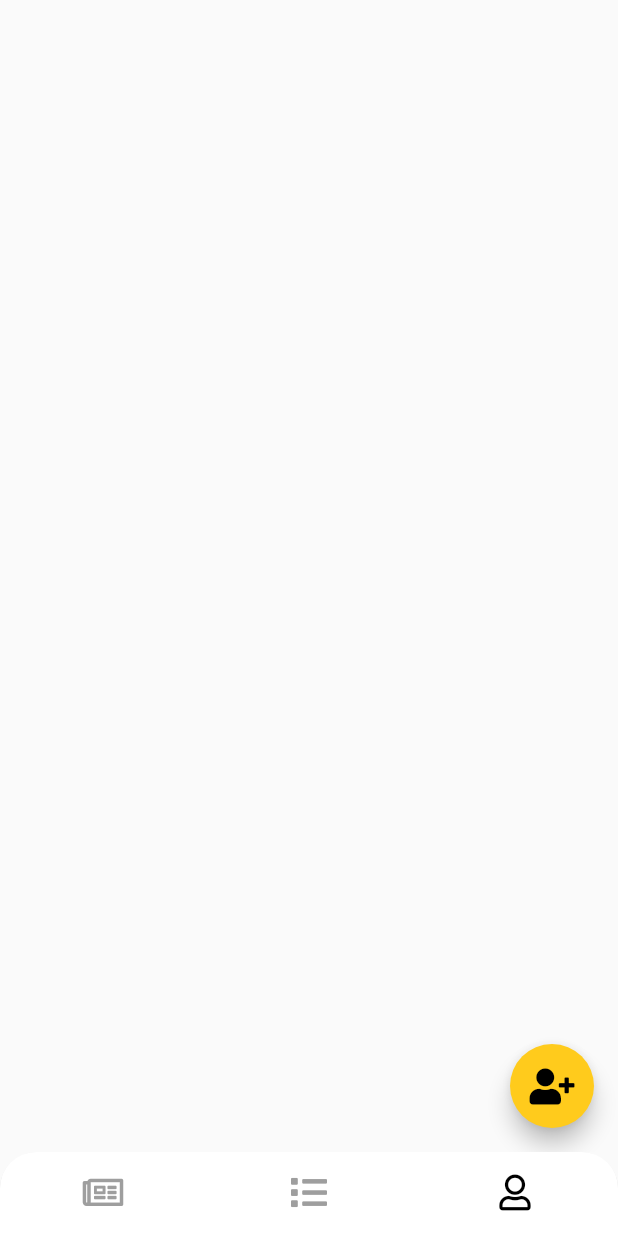
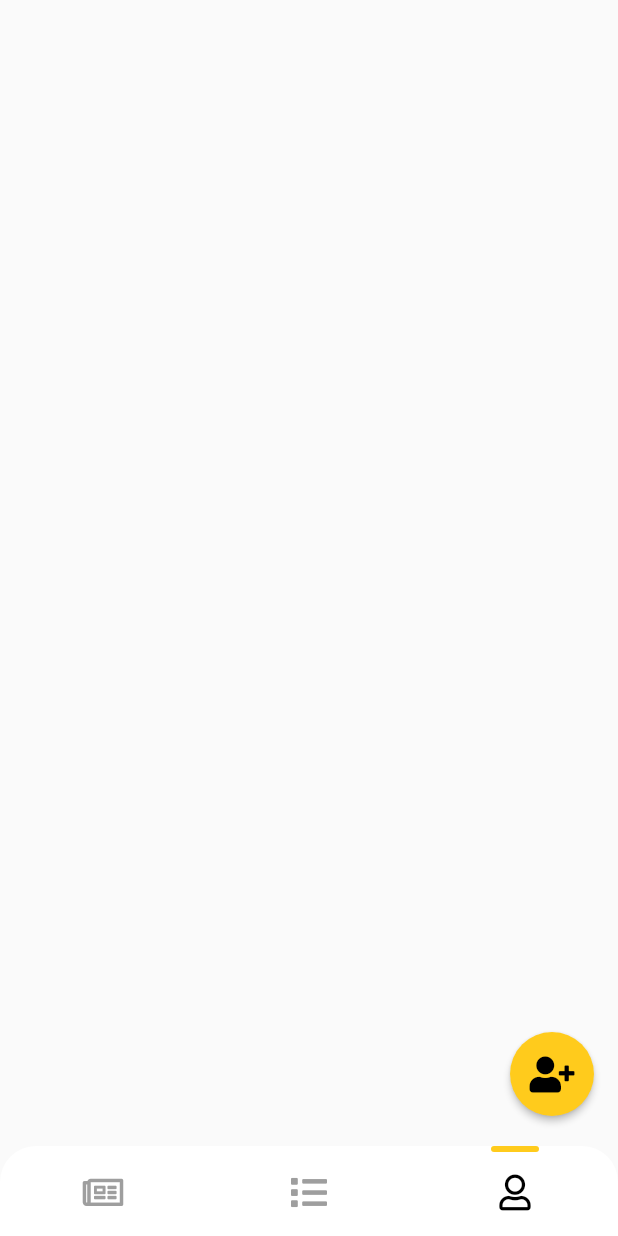
Before and after one commit to nxn777/uul, a Flutter app: the screen it shows after launch, item 3 of the bottom bar chosen, on a phone screen of 412 x 824 dp. Run offline on Flutter 3.47's test engine with Material 2 defaults, Android fonts, the phone set to English and light mode, and no system bars; our stand-ins replace font_awesome_flutter.

Commit message:
UUL-1: Bottom nav bar now has indicator

```diff
--- a/lib/constants/color_constants.dart
+++ b/lib/constants/color_constants.dart
@@ -4,4 +4,5 @@ const kAccentColor = Color(0xFFFFCB1C);
 const kInactiveColor = Color(0xFFE0E0E3);
 const kInactiveSecondaryColor = Color(0xFF878791);
 const kBackgroundColor = Color(0x5AD9DaDc);
+const kWindowBackgroundColor = Color(0xFFD9DaDc);
 const kSecondaryColor = Color(0xFFC7C8CA);
--- a/lib/constants/dimens.dart
+++ b/lib/constants/dimens.dart
@@ -5,6 +5,7 @@ const kPageTitleTextSize = 32.0;
 const kSpacingMedium = 16.0;
 const kSpacingSmall = 8.0;
 const kSpacingXSmall = 4.0;
+const kSpacingXXSmall = 2.0;
 const kSpacingXSmallPlus = 6.0;
 const kSpacingLarge = 24.0;
 const kSpacingXLarge = 32.0;
--- a/lib/main.dart
+++ b/lib/main.dart
@@ -13,7 +13,7 @@ class MyApp extends StatelessWidget {
     return ChangeNotifierProvider<AppState>(
       create: (context) => AppState(),
       child: MaterialApp(
-        theme: ThemeData.light().copyWith(canvasColor: Colors.transparent),
+        theme: ThemeData.light().copyWith(canvasColor: Colors.white),
         home: HomeScreen(),
       ),
     );
--- a/lib/navigation/bottom_navigation.dart
+++ b/lib/navigation/bottom_navigation.dart
@@ -1,3 +1,4 @@
+import 'package:UUL_Gym/constants/color_constants.dart';
 import 'package:flutter/material.dart';
 import 'package:font_awesome_flutter/font_awesome_flutter.dart';
 import 'package:UUL_Gym/constants/dimens.dart';
@@ -5,6 +6,7 @@ import 'tabs.dart';
 
 class BottomNavigation extends StatelessWidget {
   BottomNavigation({@required this.currentTab, @required this.onSelectTab});
+  final _tabs = [TabItem.NEWS, TabItem.SCHEDULE, TabItem.USER_PROFILES];
   final TabItem currentTab;
   final ValueChanged<TabItem> onSelectTab;
 
@@ -12,27 +14,36 @@ class BottomNavigation extends StatelessWidget {
   Widget build(BuildContext context) {
     return Container(
       decoration: BoxDecoration(
-        borderRadius: BorderRadius.only(
-            topRight: Radius.circular(kLargeBorderRadius), topLeft: Radius.circular(kLargeBorderRadius)),
+        borderRadius: BorderRadius.only(topRight: Radius.circular(kLargeBorderRadius), topLeft: Radius.circular(kLargeBorderRadius)),
       ),
       child: ClipRRect(
         borderRadius: BorderRadius.only(
           topLeft: Radius.circular(kLargeBorderRadius),
           topRight: Radius.circular(kLargeBorderRadius),
         ),
-        child: BottomNavigationBar(
+        child: Column(
+          mainAxisSize: MainAxisSize.min,
+          children: [
+            ColoredBox(
+              color: Colors.white,
+              child: Row(
+                mainAxisAlignment: MainAxisAlignment.spaceAround,
+                crossAxisAlignment: CrossAxisAlignment.center,
+                children: _getIndicators(),
+              ),
+            ),
+            BottomNavigationBar(
+              elevation: 0,
               type: BottomNavigationBarType.fixed,
               showSelectedLabels: false,
               showUnselectedLabels: false,
               backgroundColor: Colors.white,
-          items: [
-            _buildItem(TabItem.NEWS),
-            _buildItem(TabItem.SCHEDULE),
-            _buildItem(TabItem.USER_PROFILES),
-          ],
+              items: _tabs.map((tab) => _buildItem(tab)).toList(),
               onTap: (index) => onSelectTab(
                 TabItem.values[index],
               ),
+            ),
+          ],
         ),
       ),
     );
@@ -67,4 +78,15 @@ class BottomNavigation extends StatelessWidget {
   Color _colorTabMatching(TabItem item) {
     return currentTab == item ? activeTabColor[item] : Colors.grey;
   }
+
+  List<Widget> _getIndicators() => _tabs
+      .map((tab) => Container(
+            height: 4,
+            child: SizedBox(width: 32, height: 4,),
+            decoration: BoxDecoration(
+              color: currentTab == tab ? kAccentColor : Colors.transparent,
+              borderRadius: BorderRadius.circular(2),
+            ),
+          ))
+      .toList();
 }
--- a/lib/screens/home_screen.dart
+++ b/lib/screens/home_screen.dart
@@ -1,3 +1,4 @@
+import 'package:UUL_Gym/constants/color_constants.dart';
 import 'package:UUL_Gym/navigation/bottom_navigation.dart';
 import 'package:UUL_Gym/navigation/tab_navigator_factory.dart';
 import 'package:UUL_Gym/navigation/tabs.dart';
@@ -26,11 +27,13 @@ class _HomeScreenState extends State<HomeScreen> {
     return WillPopScope(
       onWillPop: () async => !await _navigatorKeys[_currentTab].currentState.maybePop(),
       child: Scaffold(
+        extendBody: true,
         body: Stack(children: <Widget>[
           _buildOffstageNavigator(TabItem.NEWS),
           _buildOffstageNavigator(TabItem.SCHEDULE),
           _buildOffstageNavigator(TabItem.USER_PROFILES),
         ]),
+        backgroundColor: kWindowBackgroundColor,
         bottomNavigationBar: BottomNavigation(
           currentTab: _currentTab,
           onSelectTab: _selectTab,
--- a/lib/screens/news_screen.dart
+++ b/lib/screens/news_screen.dart
@@ -1,3 +1,4 @@
+import 'package:UUL_Gym/constants/color_constants.dart';
 import 'package:flutter/material.dart';
 
 class NewsScreen extends StatelessWidget {
@@ -5,7 +6,8 @@ class NewsScreen extends StatelessWidget {
   Widget build(BuildContext context) {
     return Scaffold(
       body: SafeArea(
-        child: Container(),
+        child: Container(
+        ),
       ),
     );
   }
--- a/lib/screens/user_profiles_screen.dart
+++ b/lib/screens/user_profiles_screen.dart
@@ -1,6 +1,7 @@
 import 'package:UUL_Gym/constants/color_constants.dart';
 import 'package:flutter/material.dart';
 import 'package:font_awesome_flutter/font_awesome_flutter.dart';
+import 'package:UUL_Gym/constants/dimens.dart';
 
 class UserProfilesScreen extends StatelessWidget {
   @override
@@ -9,7 +10,10 @@ class UserProfilesScreen extends StatelessWidget {
       body: SafeArea(
         child: Container(),
       ),
-      floatingActionButton: FloatingActionButton(
+      floatingActionButton: Padding(
+        padding: const EdgeInsets.fromLTRB(0, 0, 0, kSpacingHuge),
+        child: FloatingActionButton(
+          elevation: kSpacingXXSmall,
           onPressed: () {
             // Add your onPressed code here!
           },
@@ -19,6 +23,7 @@ class UserProfilesScreen extends StatelessWidget {
           ),
           backgroundColor: kAccentColor,
         ),
+      ),
     );
   }
 }
```
Lines whose indentation alone changed are shown as unchanged.
